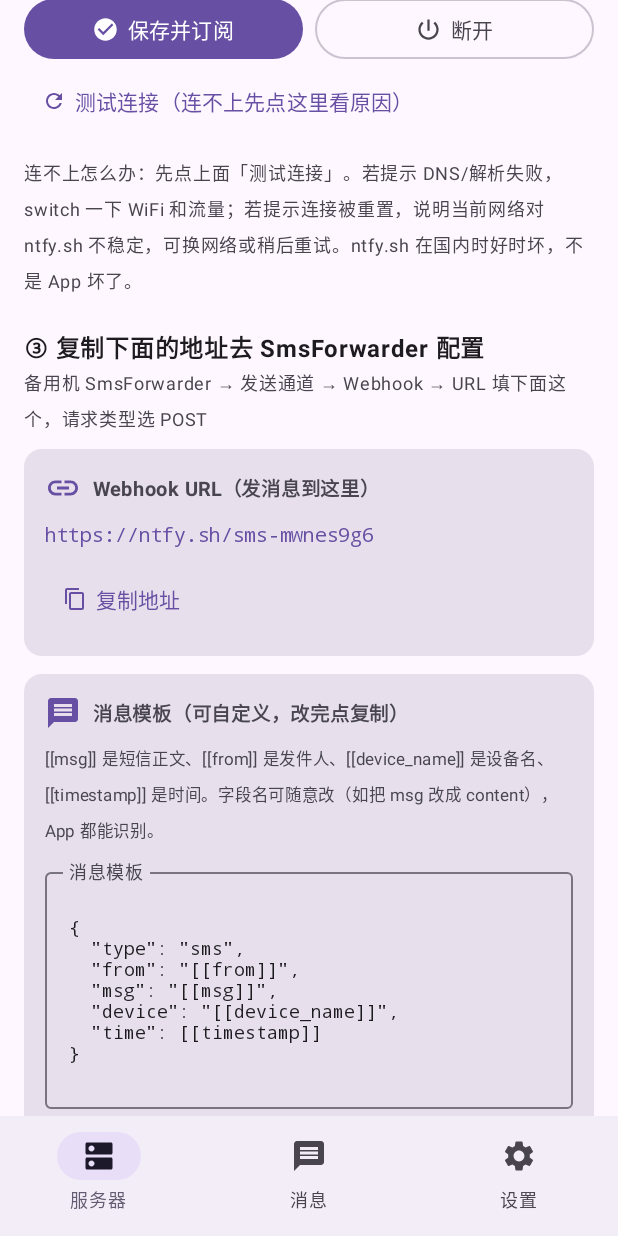
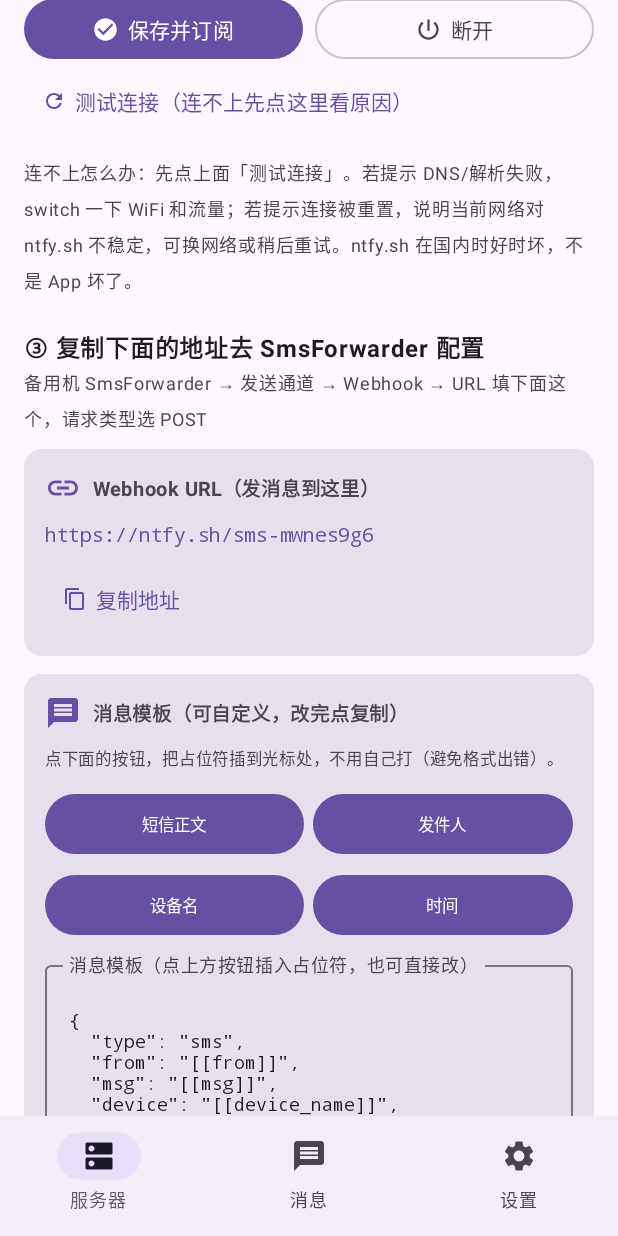
Before and after one commit to JLzsonit/SmsReceiver, an Android app built with Jetpack Compose: the screen it shows after launch (MainActivity), scrolled down 520 dp, on a phone screen of 412 x 824 dp. Run offline under Robolectric (Android 15) with nearby library versions, the phone set to English and light mode, and no system bars; pictures from the network do not load.

Commit message:
Redesign UI: bottom tabs (server/messages/settings) with icons + configurable server

```diff
--- a/app/src/main/java/com/example/smsreceiver/MainActivity.kt
+++ b/app/src/main/java/com/example/smsreceiver/MainActivity.kt
@@ -67,8 +67,10 @@ import androidx.compose.ui.Modifier
 import androidx.compose.ui.graphics.Color
 import androidx.compose.ui.graphics.vector.ImageVector
 import androidx.compose.ui.platform.LocalContext
+import androidx.compose.ui.text.TextRange
 import androidx.compose.ui.text.font.FontFamily
 import androidx.compose.ui.text.font.FontWeight
+import androidx.compose.ui.text.input.TextFieldValue
 import androidx.compose.ui.unit.dp
 import androidx.compose.ui.unit.sp
 import androidx.core.content.ContextCompat
@@ -210,10 +212,24 @@ class MainActivity : ComponentActivity() {
         val initial = remember { ConfigStore.get(this@MainActivity) }
         var serverText by remember { mutableStateOf(initial.server) }
         var topicText by remember { mutableStateOf(initial.topic) }
-        var templateText by remember { mutableStateOf(initial.template) }
+        var templateField by remember {
+            mutableStateOf(TextFieldValue(initial.template, TextRange(initial.template.length)))
+        }
         var testing by remember { mutableStateOf(false) }
         var testResult by remember { mutableStateOf("") }
         val ctx = LocalContext.current
+
+        // 在光标处插入占位符（无光标时追加到末尾），并保持光标在插入内容之后
+        fun insertPlaceholder(token: String) {
+            val v = templateField
+            val start = if (v.selection.start >= 0 && v.selection.start <= v.text.length)
+                v.selection.start else v.text.length
+            val end = if (v.selection.end in start..v.text.length) v.selection.end else start
+            val newText = v.text.substring(0, start) + token + v.text.substring(end)
+            val pos = start + token.length
+            templateField = TextFieldValue(newText, TextRange(pos))
+            ConfigStore.saveTemplate(ctx, newText)
+        }
 
         val normServer = Endpoint.normalizeServer(serverText)
         val normTopic = Endpoint.normalizeTopic(topicText)
@@ -406,18 +422,42 @@ class MainActivity : ComponentActivity() {
                     }
                     Spacer(Modifier.height(6.dp))
                     Text(
-                        "[[msg]] 是短信正文、[[from]] 是发件人、[[device_name]] 是设备名、[[timestamp]] 是时间。" +
-                        "字段名可随意改（如把 msg 改成 content），App 都能识别。",
+                        "点下面的按钮，把占位符插到光标处，不用自己打（避免格式出错）。",
                         fontSize = 11.sp, color = MaterialTheme.colorScheme.onSurfaceVariant
                     )
                     Spacer(Modifier.height(8.dp))
+                    // 占位符快捷按钮：像 SmsForwarder 一样点一下即插入
+                    val tokens = listOf(
+                        "短信正文" to "[[msg]]",
+                        "发件人" to "[[from]]",
+                        "设备名" to "[[device_name]]",
+                        "时间" to "[[timestamp]]"
+                    )
+                    Column(verticalArrangement = Arrangement.spacedBy(6.dp)) {
+                        tokens.chunked(2).forEach { row ->
+                            Row(horizontalArrangement = Arrangement.spacedBy(6.dp)) {
+                                row.forEach { (label, token) ->
+                                    Button(
+                                        onClick = { insertPlaceholder(token) },
+                                        modifier = Modifier.weight(1f),
+                                        contentPadding = androidx.compose.foundation.layout.PaddingValues(
+                                            horizontal = 4.dp, vertical = 4.dp
+                                        )
+                                    ) {
+                                        Text(label, fontSize = 11.sp, maxLines = 1)
+                                    }
+                                }
+                            }
+                        }
+                    }
+                    Spacer(Modifier.height(8.dp))
                     OutlinedTextField(
-                        value = templateText,
+                        value = templateField,
                         onValueChange = {
-                            templateText = it
-                            ConfigStore.saveTemplate(ctx, it)   // 输入即保存，下次打开还在
+                            templateField = it
+                            ConfigStore.saveTemplate(ctx, it.text)   // 输入即保存，下次打开还在
                         },
-                        label = { Text("消息模板") },
+                        label = { Text("消息模板（点上方按钮插入占位符，也可直接改）") },
                         modifier = Modifier.fillMaxWidth(),
                         minLines = 6,
                         maxLines = 14,
@@ -427,15 +467,16 @@ class MainActivity : ComponentActivity() {
                     )
                     Spacer(Modifier.height(4.dp))
                     Row {
-                        TextButton(onClick = { copyText("消息模板", templateText) }) {
+                        TextButton(onClick = { copyText("消息模板", templateField.text) }) {
                             Icon(Icons.Filled.ContentCopy, contentDescription = null, modifier = Modifier.size(16.dp))
                             Spacer(Modifier.width(6.dp))
                             Text("复制模板")
                         }
                         Spacer(Modifier.width(8.dp))
                         TextButton(onClick = {
-                            templateText = ConfigStore.DEFAULT_TEMPLATE
-                            ConfigStore.saveTemplate(ctx, ConfigStore.DEFAULT_TEMPLATE)
+                            val def = ConfigStore.DEFAULT_TEMPLATE
+                            templateField = TextFieldValue(def, TextRange(def.length))
+                            ConfigStore.saveTemplate(ctx, def)
                             Toast.makeText(ctx, "已恢复默认模板", Toast.LENGTH_SHORT).show()
                         }) {
                             Icon(Icons.Filled.Refresh, contentDescription = null, modifier = Modifier.size(16.dp))
```
